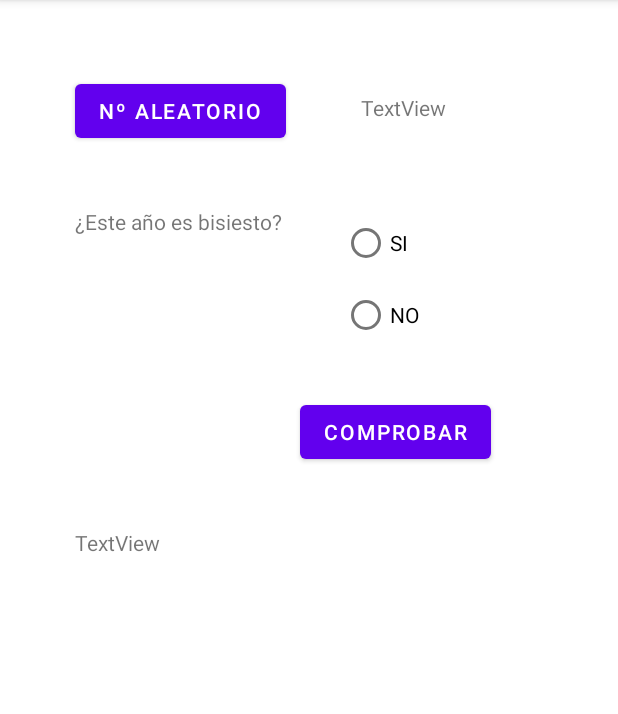
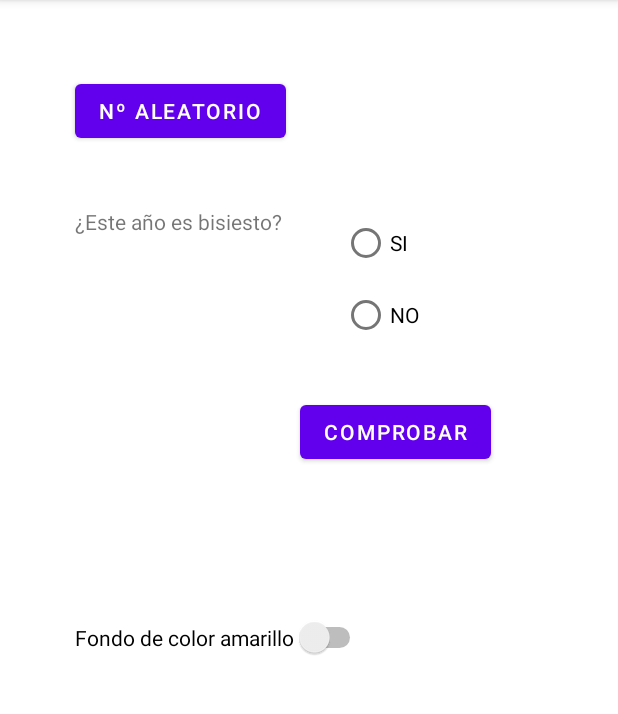
Before and after one commit to manu0120/Formulario-Anio_Bisiesto, an Android app: the screen it shows after launch (MainActivity), on a phone screen of 412 x 824 dp, the part 84-798 px from its top. Run offline under Robolectric (Android 15) with nearby library versions, the phone set to English and light mode, and no system bars.

Commit message:
Fromulario en principio terminado

```diff
--- a/app/src/main/java/com/arias/formulario_46/MainActivity.java
+++ b/app/src/main/java/com/arias/formulario_46/MainActivity.java
@@ -1,14 +1,110 @@
 package com.arias.formulario_46;
 
 import androidx.appcompat.app.AppCompatActivity;
+import androidx.constraintlayout.widget.ConstraintLayout;
 
+import android.graphics.Color;
 import android.os.Bundle;
+import android.view.View;
+import android.widget.Button;
+import android.widget.RadioButton;
+import android.widget.Switch;
+import android.widget.TextView;
+import android.widget.Toast;
+
+import java.util.Random;
 
 public class MainActivity extends AppCompatActivity {
+    //Añadimos los atributos de los tipos de controles introducidos:
+
+    //botones
+    public Button aleatorioBoton;
+    public Button comprobarBoton;
+    //TextView
+    public TextView aleatorioTexto;
+    public TextView bisiesto;
+    public TextView comprobarTexto;
+    //RadioButton
+    public RadioButton bisiestoSi;
+    public RadioButton bisiestoNo;
+    //switch
+    public Switch swFondoAmarillo;
+    //ConstraintLayout
+    public ConstraintLayout layout;
+
+    //otros atributos
+    public int numAleatorio=0;
+    public boolean esBisiesto;
 
     @Override
     protected void onCreate(Bundle savedInstanceState) {
         super.onCreate(savedInstanceState);
         setContentView(R.layout.activity_main);
+
+        //asignar a cada variable el control diseñado anteriormente (en el layout)
+        aleatorioBoton=(Button) findViewById(R.id.btnAleatorio);
+        comprobarBoton=(Button) findViewById(R.id.btnComprobar);
+
+        aleatorioTexto=(TextView) findViewById(R.id.tvNumAleatorio);
+        comprobarTexto=(TextView) findViewById(R.id.tvResultado);
+        bisiesto=(TextView) findViewById(R.id.tvBisiesto);
+
+        bisiestoSi=(RadioButton) findViewById(R.id.rbOption1);
+        bisiestoNo=(RadioButton) findViewById(R.id.rbOption2);
+
+        swFondoAmarillo =(Switch) findViewById(R.id.swFondo);
+
+        layout=(ConstraintLayout) findViewById(R.id.layout);
+    }
+
+    public void generarNumAleatorio(View view){
+        Random ran=new Random();
+        numAleatorio=ran.nextInt(600)+1900;
+//        numAleatorio= (int) (Math.random()*(2500-1900));
+//        System.out.println(numAleatorio);
+        aleatorioTexto.setText(" "+numAleatorio);
+    }
+
+    public void comprobarBisiesto(View view) {
+        //comprobamos primeramente si el numero es bisiesto o no
+        if ( ( ( numAleatorio % 4 == 0 ) && ( numAleatorio % 100 != 0 ) ) || ( numAleatorio % 400 == 0 ) ) {
+            esBisiesto=true;
+//            System.out.println( "El año " + numAleatorio + " es bisiesto.");
+        }else {
+            esBisiesto=false;
+//            System.out.println( "El año " + numAleatorio + " no es bisiesto.");
+        }
+
+        //comprobamos que radiobutton está marcado
+        if (!bisiestoSi.isChecked() && !bisiestoNo.isChecked()){
+//            comprobarTexto.setText("Debes marcar alguna de las opciones");
+            Toast.makeText(MainActivity.this, "Debes marcar unas de las opciones", Toast.LENGTH_LONG).show();
+        }
+        if (bisiestoSi.isChecked()){
+            if (esBisiesto){
+                comprobarTexto.setText("Correcto!");
+                comprobarTexto.setTextColor(Color.GREEN);
+            }else{
+                comprobarTexto.setText("Error!");
+                comprobarTexto.setTextColor(Color.RED);
+            }
+        }
+        if (bisiestoNo.isChecked()){
+            if (esBisiesto){
+                comprobarTexto.setText("Error!");
+                comprobarTexto.setTextColor(Color.RED);
+            }else{
+                comprobarTexto.setText("Correcto!");
+                comprobarTexto.setTextColor(Color.GREEN);
+            }
+        }
+    }
+
+    public void switchBackground(View view) {
+        if(swFondoAmarillo.isChecked()){
+            layout.setBackgroundColor(Color.YELLOW);
+        }else{
+            layout.setBackgroundColor(Color.WHITE);
+        }
     }
 }
--- a/app/src/main/res/layout/activity_main.xml
+++ b/app/src/main/res/layout/activity_main.xml
@@ -1,7 +1,10 @@
 <?xml version="1.0" encoding="utf-8"?>
-<androidx.constraintlayout.widget.ConstraintLayout xmlns:android="http://schemas.android.com/apk/res/android"
+<androidx.constraintlayout.widget.ConstraintLayout
+    xmlns:android="http://schemas.android.com/apk/res/android"
     xmlns:app="http://schemas.android.com/apk/res-auto"
     xmlns:tools="http://schemas.android.com/tools"
+
+    android:id="@+id/layout"
     android:layout_width="match_parent"
     android:layout_height="match_parent"
     tools:context=".MainActivity">
@@ -16,19 +19,22 @@
         app:layout_constraintStart_toStartOf="parent"
         android:layout_marginTop="50dp"
         android:layout_marginLeft="50dp"
+
+        android:onClick="generarNumAleatorio"
         />
 
     <TextView
         android:id="@+id/tvNumAleatorio"
         android:layout_width="wrap_content"
         android:layout_height="wrap_content"
-        android:text="TextView"
+
 
         app:layout_constraintTop_toTopOf="parent"
         app:layout_constraintStart_toEndOf="@+id/btnAleatorio"
         android:layout_marginTop="62dp"
         android:layout_marginLeft="50dp"
-         />
+        />
+    <!--android:text="TextView"-->
 
     <TextView
         android:id="@+id/tvBisiesto"
@@ -74,13 +80,15 @@
         app:layout_constraintStart_toStartOf="parent"
         android:layout_marginTop="30dp"
         android:layout_marginLeft="200dp"
-         />
+
+        android:onClick="comprobarBisiesto"
+        />
 
     <TextView
         android:id="@+id/tvResultado"
         android:layout_width="wrap_content"
         android:layout_height="wrap_content"
-        android:text="TextView"
+
 
         app:layout_constraintTop_toBottomOf="@id/btnComprobar"
         app:layout_constraintStart_toStartOf="parent"
@@ -88,4 +96,19 @@
         android:layout_marginLeft="50dp"
         />
 
+    <Switch
+        android:id="@+id/swFondo"
+        android:layout_width="wrap_content"
+        android:layout_height="wrap_content"
+        android:text="Fondo de color amarillo"
+        android:textOn="ON"
+        android:textOff="OFF"
+        android:onClick="switchBackground"
+
+        app:layout_constraintStart_toStartOf="parent"
+        app:layout_constraintTop_toBottomOf="@id/tvResultado"
+        android:layout_marginTop="40dp"
+        android:layout_marginLeft="50dp"
+        />
+
 </androidx.constraintlayout.widget.ConstraintLayout>
```
